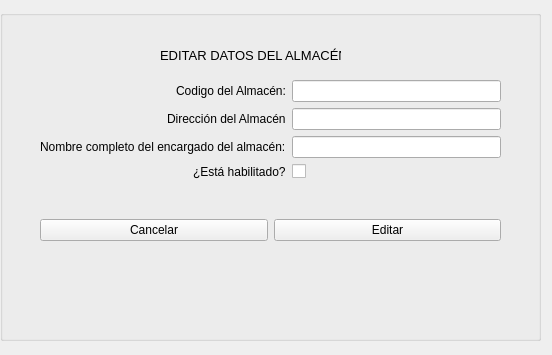
First picture: the form in PAF_GUI/PAF_GRUPO_01_GUI/editaralmacengui.ui, repository JMOrbegoso/USS-2021-II-PP, before the edit.
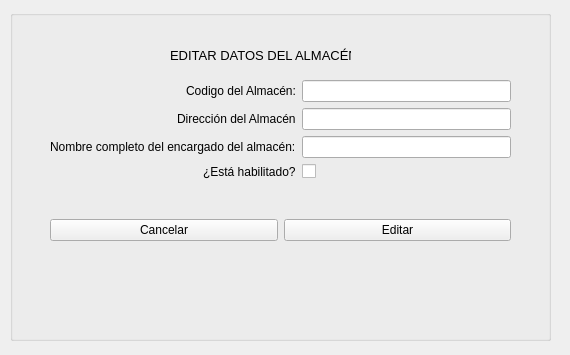
Second picture: the form after the edit.

```diff
--- a/PAF_GUI/PAF_GRUPO_01_GUI/editaralmacengui.ui
+++ b/PAF_GUI/PAF_GRUPO_01_GUI/editaralmacengui.ui
@@ -6,7 +6,7 @@
    <rect>
     <x>0</x>
     <y>0</y>
-    <width>552</width>
+    <width>570</width>
     <height>355</height>
    </rect>
   </property>
@@ -16,7 +16,7 @@
   <widget class="QGroupBox" name="groupBox">
    <property name="geometry">
     <rect>
-     <x>0</x>
+     <x>10</x>
      <y>10</y>
      <width>541</width>
      <height>331</height>
@@ -49,7 +49,7 @@
       <x>40</x>
       <y>70</y>
       <width>461</width>
-      <height>111</height>
+      <height>113</height>
      </rect>
     </property>
     <layout class="QFormLayout" name="formLayout">
```
